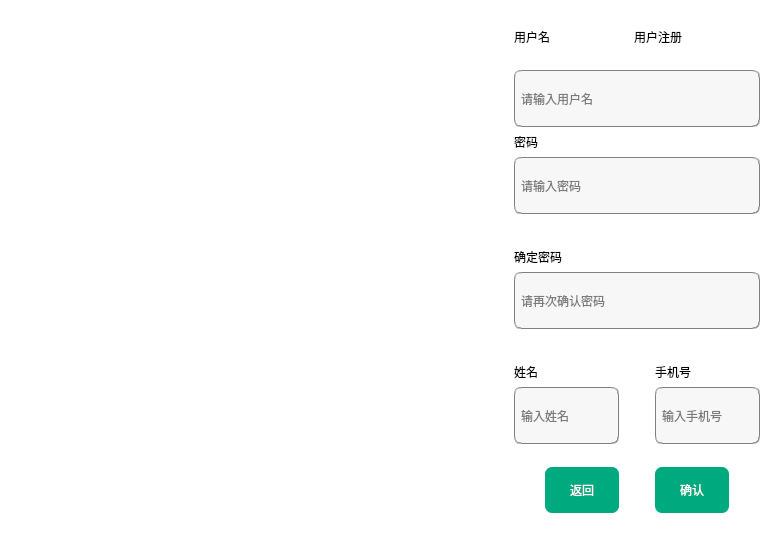
First picture: the form in signup.ui, repository wangerge403/parkingManageSystem, before the edit.
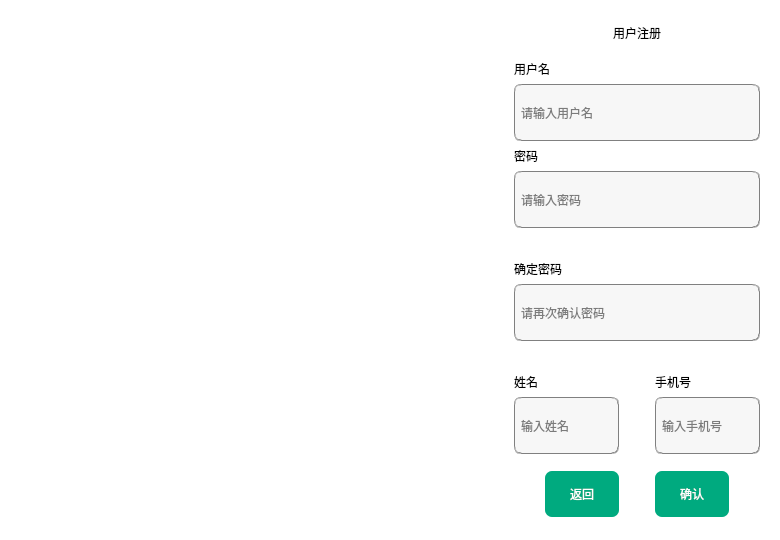
Second picture: the form after the edit.

```diff
--- a/signup.ui
+++ b/signup.ui
@@ -87,22 +87,6 @@
      </item>
      <item>
       <layout class="QHBoxLayout" name="horizontalLayout">
-       <item>
-        <widget class="QLabel" name="label_3">
-         <property name="sizePolicy">
-          <sizepolicy hsizetype="Preferred" vsizetype="Preferred">
-           <horstretch>0</horstretch>
-           <verstretch>0</verstretch>
-          </sizepolicy>
-         </property>
-         <property name="styleSheet">
-          <string notr="true">font: 15pt &quot;字心坊猫的天空之城（特别定制版）&quot;;</string>
-         </property>
-         <property name="text">
-          <string>用户名</string>
-         </property>
-        </widget>
-       </item>
        <item>
         <spacer name="horizontalSpacer">
          <property name="orientation">
@@ -156,6 +140,22 @@
      </item>
      <item>
       <layout class="QVBoxLayout" name="verticalLayout_3">
+       <item>
+        <widget class="QLabel" name="label_3">
+         <property name="sizePolicy">
+          <sizepolicy hsizetype="Preferred" vsizetype="Preferred">
+           <horstretch>0</horstretch>
+           <verstretch>0</verstretch>
+          </sizepolicy>
+         </property>
+         <property name="styleSheet">
+          <string notr="true">font: 15pt &quot;字心坊猫的天空之城（特别定制版）&quot;;</string>
+         </property>
+         <property name="text">
+          <string>用户名</string>
+         </property>
+        </widget>
+       </item>
        <item>
         <widget class="QLineEdit" name="lineEdit_username">
          <property name="minimumSize">
```
